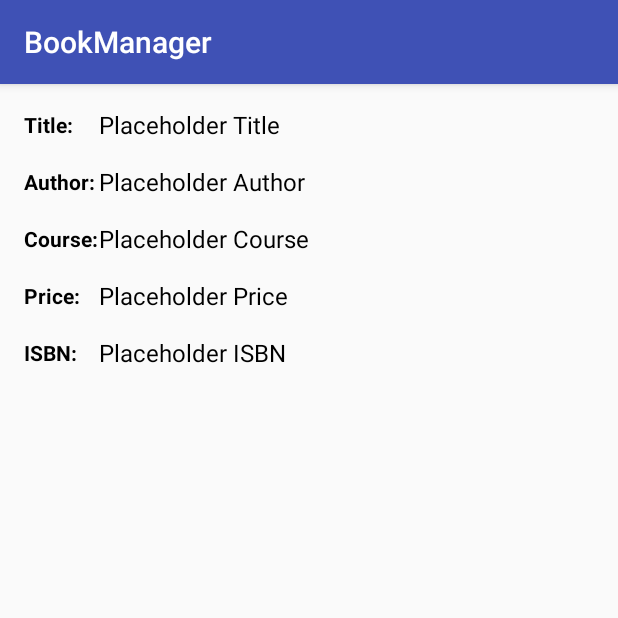
After one commit to AFreu/BookManager, an Android app: the DetailActivity screen opened directly, with no data from a screen before it, on a phone screen of 412 x 824 dp, the top half of it. The commit adds this screen. Run offline under Robolectric (Android 15) with nearby library versions, the phone set to English and light mode, and no system bars.

Commit message:
Added Detailsactivity with layout

```diff
--- a/app/src/main/AndroidManifest.xml
+++ b/app/src/main/AndroidManifest.xml
@@ -15,6 +15,7 @@
                 <category android:name="android.intent.category.LAUNCHER" />
             </intent-filter>
         </activity>
+        <activity android:name=".DetailActivity"></activity>
     </application>
 
 </manifest>
--- /dev/null
+++ b/app/src/main/java/com/mobilecomputing/bookmanager/DetailActivity.java
@@ -0,0 +1,13 @@
+package com.mobilecomputing.bookmanager;
+
+import android.support.v7.app.AppCompatActivity;
+import android.os.Bundle;
+
+public class DetailActivity extends AppCompatActivity {
+
+    @Override
+    protected void onCreate(Bundle savedInstanceState) {
+        super.onCreate(savedInstanceState);
+        setContentView(R.layout.activity_detail);
+    }
+}
--- /dev/null
+++ b/app/src/main/res/layout/activity_detail.xml
@@ -0,0 +1,137 @@
+<?xml version="1.0" encoding="utf-8"?>
+<android.widget.RelativeLayout xmlns:android="http://schemas.android.com/apk/res/android"
+    xmlns:app="http://schemas.android.com/apk/res-auto"
+    xmlns:tools="http://schemas.android.com/tools"
+    android:layout_width="match_parent"
+    android:layout_height="match_parent"
+    tools:context="com.mobilecomputing.bookmanager.DetailActivity">
+
+    <LinearLayout
+        android:layout_width="match_parent"
+        android:layout_height="match_parent"
+        android:orientation="vertical"
+        android:padding="8dp">
+
+
+        <RelativeLayout
+            android:layout_width="match_parent"
+            android:layout_height="wrap_content"
+            android:padding="8dp">
+
+            <android.support.v7.widget.AppCompatTextView
+                android:id="@+id/tv1"
+                android:text="@string/details_title"
+                style="@style/TitleText"
+                android:layout_centerVertical="true"/>
+
+            <android.support.v7.widget.AppCompatTextView
+                android:id="@+id/details_title"
+                style="@style/NormalText"
+                android:layout_width="wrap_content"
+                android:layout_height="wrap_content"
+                android:layout_centerVertical="true"
+                android:layout_toEndOf="@id/tv1"
+                android:text="Placeholder Title" />
+
+        </RelativeLayout>
+
+        <RelativeLayout
+            android:layout_width="match_parent"
+            android:layout_height="wrap_content"
+            android:padding="8dp">
+
+            <android.support.v7.widget.AppCompatTextView
+                android:id="@+id/tv2"
+                android:text="@string/details_author"
+                style="@style/TitleText"
+                android:layout_centerVertical="true" />
+
+            <android.support.v7.widget.AppCompatTextView
+                android:id="@+id/details_author"
+                android:layout_width="wrap_content"
+                android:layout_height="wrap_content"
+                android:text="Placeholder Author"
+                style="@style/NormalText"
+                android:layout_toEndOf="@id/tv2"
+                android:layout_centerVertical="true"
+                />
+
+
+        </RelativeLayout>
+
+        <RelativeLayout
+            android:layout_width="match_parent"
+            android:layout_height="wrap_content"
+            android:padding="8dp">
+
+            <android.support.v7.widget.AppCompatTextView
+                android:id="@+id/tv3"
+                android:text="@string/details_course"
+                style="@style/TitleText"
+                android:layout_centerVertical="true" />
+
+            <android.support.v7.widget.AppCompatTextView
+                android:id="@+id/details_course"
+                style="@style/NormalText"
+                android:layout_width="wrap_content"
+                android:layout_height="wrap_content"
+                android:layout_centerVertical="true"
+                android:layout_toEndOf="@id/tv3"
+                android:text="Placeholder Course" />
+
+
+        </RelativeLayout>
+
+        <RelativeLayout
+            android:layout_width="match_parent"
+            android:layout_height="wrap_content"
+            android:padding="8dp">
+
+            <android.support.v7.widget.AppCompatTextView
+                android:id="@+id/tv4"
+                android:text="@string/details_price"
+                style="@style/TitleText"
+                android:layout_centerVertical="true" />
+
+            <android.support.v7.widget.AppCompatTextView
+                android:id="@+id/details_price"
+                android:layout_width="wrap_content"
+                android:layout_height="wrap_content"
+                android:text="Placeholder Price"
+                style="@style/NormalText"
+                android:layout_toEndOf="@id/tv4"
+                android:layout_centerVertical="true"
+                />
+
+
+        </RelativeLayout>
+
+        <RelativeLayout
+            android:layout_width="match_parent"
+            android:layout_height="wrap_content"
+            android:padding="8dp">
+
+            <android.support.v7.widget.AppCompatTextView
+                android:id="@+id/tv5"
+                android:text="@string/details_ISBN"
+                style="@style/TitleText"
+                android:layout_centerVertical="true" />
+
+            <android.support.v7.widget.AppCompatTextView
+                android:id="@+id/details_ISBN"
+                android:layout_width="wrap_content"
+                android:layout_height="wrap_content"
+                android:text="Placeholder ISBN"
+                style="@style/NormalText"
+                android:layout_toEndOf="@id/tv5"
+                android:layout_centerVertical="true"
+                />
+
+
+        </RelativeLayout>
+
+    </LinearLayout>
+
+
+
+</android.widget.RelativeLayout>
--- a/app/src/main/res/values/colors.xml
+++ b/app/src/main/res/values/colors.xml
@@ -3,4 +3,5 @@
     <color name="colorPrimary">#3F51B5</color>
     <color name="colorPrimaryDark">#303F9F</color>
     <color name="colorAccent">#FF4081</color>
+    <color name="colorText">#000000</color>
 </resources>
--- a/app/src/main/res/values/strings.xml
+++ b/app/src/main/res/values/strings.xml
@@ -1,3 +1,9 @@
 <resources>
     <string name="app_name">BookManager</string>
+
+    <string name="details_title">Title:</string>
+    <string name="details_author">Author:</string>
+    <string name="details_course">Course:</string>
+    <string name="details_price">Price:</string>
+    <string name="details_ISBN">ISBN:</string>
 </resources>
--- a/app/src/main/res/values/styles.xml
+++ b/app/src/main/res/values/styles.xml
@@ -8,4 +8,20 @@
         <item name="colorAccent">@color/colorAccent</item>
     </style>
 
+    <style name="TitleText" >
+
+        <item name="android:layout_height">wrap_content</item>
+        <item name="android:layout_width">50dp</item>
+        <item name="android:textSize">14dp</item>
+        <item name="android:textColor">@color/colorText</item>
+        <item name="android:textStyle">bold</item>
+
+    </style>
+
+    <style name="NormalText">
+        <item name="android:textSize">16dp</item>
+        <item name="android:textColor">@color/colorText</item>
+
+    </style>
+
 </resources>
```
